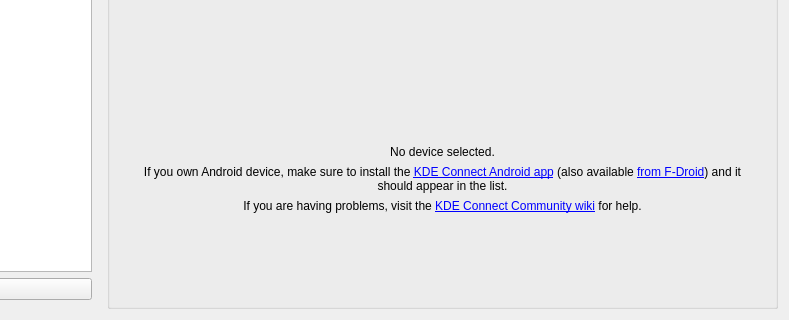
Qt form kcm/kcm.ui (KDE/kdeconnect-kde) before a commit; both pictures show x 160 to 949 and y 208 to 528 of the 949 by 528 pixel window.
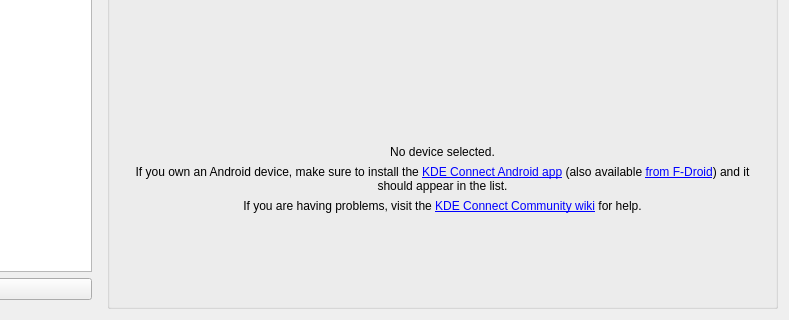
The same form after that commit. Icons and pictures are not drawn. Custom widgets are drawn as their Qt base class.

Patch:
```diff
--- a/kcm/kcm.ui
+++ b/kcm/kcm.ui
@@ -299,7 +299,7 @@
             </sizepolicy>
            </property>
            <property name="text">
-            <string>&lt;html&gt;&lt;head/&gt;&lt;body&gt;&lt;p&gt;If you own Android device, make sure to install the &lt;a href=&quot;https://play.google.com/store/apps/details?id=org.kde.kdeconnect_tp&quot;&gt;&lt;span style=&quot; text-decoration: underline; color:#0000ff;&quot;&gt;KDE Connect Android app&lt;/span&gt;&lt;/a&gt; (also available &lt;a href=&quot;https://f-droid.org/repository/browse/?fdid=org.kde.kdeconnect_tp&quot;&gt;&lt;span style=&quot; text-decoration: underline; color:#0000ff;&quot;&gt;from F-Droid&lt;/span&gt;&lt;/a&gt;) and it should appear in the list.&lt;/p&gt;&lt;/body&gt;&lt;/html&gt;</string>
+            <string>&lt;html&gt;&lt;head/&gt;&lt;body&gt;&lt;p&gt;If you own an Android device, make sure to install the &lt;a href=&quot;https://play.google.com/store/apps/details?id=org.kde.kdeconnect_tp&quot;&gt;&lt;span style=&quot; text-decoration: underline; color:#0000ff;&quot;&gt;KDE Connect Android app&lt;/span&gt;&lt;/a&gt; (also available &lt;a href=&quot;https://f-droid.org/repository/browse/?fdid=org.kde.kdeconnect_tp&quot;&gt;&lt;span style=&quot; text-decoration: underline; color:#0000ff;&quot;&gt;from F-Droid&lt;/span&gt;&lt;/a&gt;) and it should appear in the list.&lt;/p&gt;&lt;/body&gt;&lt;/html&gt;</string>
            </property>
            <property name="textFormat">
             <enum>Qt::RichText</enum>
```
